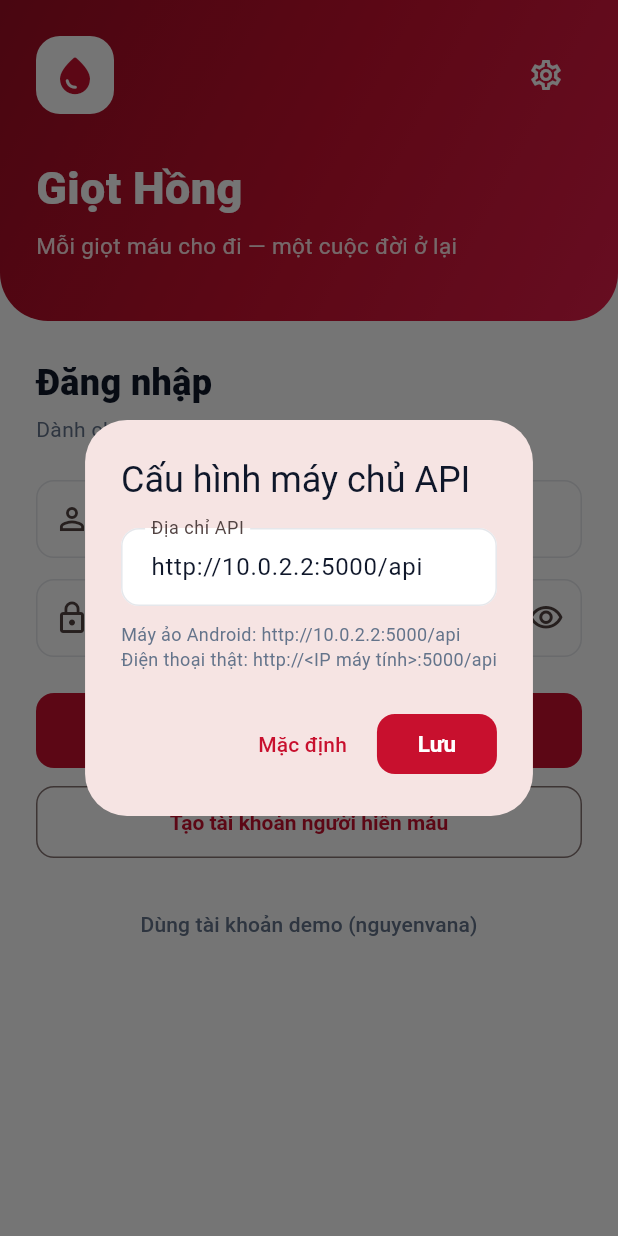
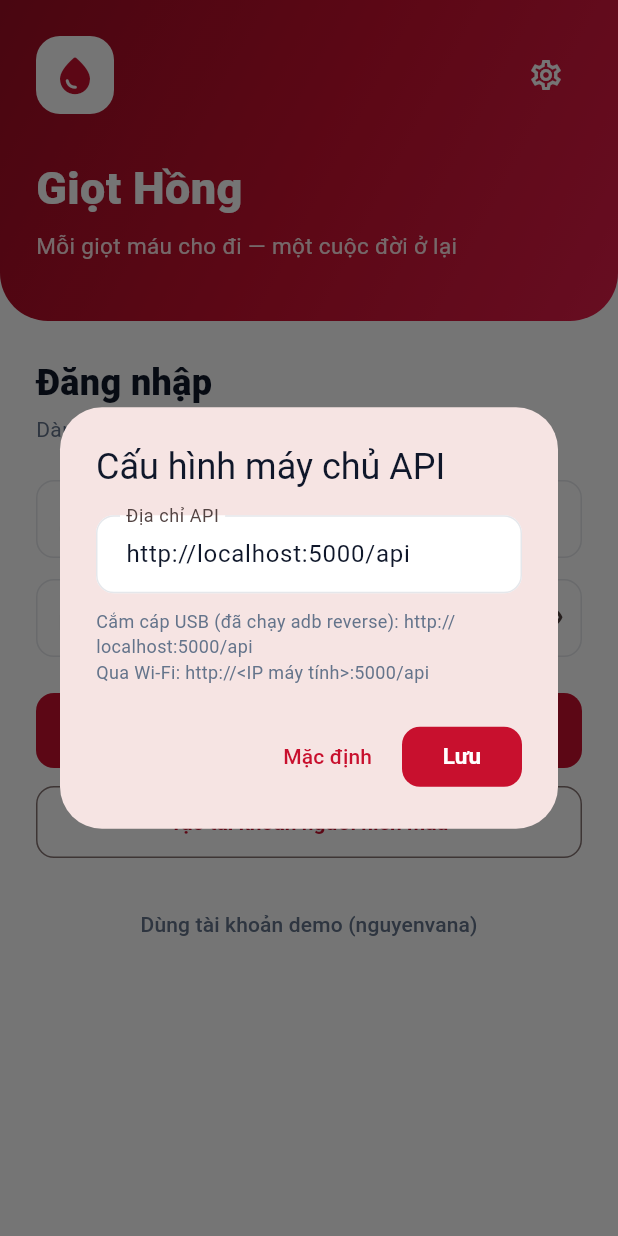
Before and after one commit to manhtuan09072020-afk/Blood-donation-web, a Flutter app: the screen it shows after launch, after a tap on the "settings" icon, on a phone screen of 412 x 824 dp. Run offline on Flutter 3.47's test engine with Material 3 defaults, Android fonts, the phone set to English and light mode, and no system bars; our stand-ins replace flutter_local_notifications, shared_preferences; accounts and stored records are empty.

Commit message:
Hỗ trợ chạy app trên điện thoại Android thật qua cáp USB
- API mặc định http://localhost:5000/api, dùng adb reverse để trỏ về máy tính
- Thêm scripts/run-mobile-android.ps1: kiểm tra thiết bị, adb reverse,
  xử lý chứng chỉ Avast cho Gradle, flutter run
- Cập nhật hướng dẫn trong README

Co-Authored-By: Claude Opus 5.5 <noreply@anthropic.com>

```diff
--- a/mobile/lib/config.dart
+++ b/mobile/lib/config.dart
@@ -1,20 +1,16 @@
-import 'package:flutter/foundation.dart';
 import 'package:shared_preferences/shared_preferences.dart';
 
 /// Cấu hình địa chỉ máy chủ API.
-/// - Web / Windows: http://localhost:5000/api
-/// - Máy ảo Android: http://10.0.2.2:5000/api (10.0.2.2 trỏ về localhost của máy tính)
-/// - Điện thoại thật: nhập IP LAN của máy chạy API trong màn hình "Cấu hình máy chủ"
-///   (chạy API bằng: dotnet run --urls http://0.0.0.0:5000)
+/// Mặc định http://localhost:5000/api cho mọi nền tảng.
+/// - Android (điện thoại cắm USB hoặc máy ảo): chạy `adb reverse tcp:5000 tcp:5000`
+///   để cổng 5000 của điện thoại trỏ về máy tính đang chạy API.
+/// - Điện thoại dùng Wi-Fi không cắm cáp: nhập `http://IP-máy-tính:5000/api` trong màn hình
+///   "Cấu hình máy chủ" (chạy API bằng: dotnet run --urls http://0.0.0.0:5000).
 class AppConfig {
   static const _key = 'api_base_url';
   static String _baseUrl = defaultBaseUrl;
 
-  static String get defaultBaseUrl {
-    if (kIsWeb) return 'http://localhost:5000/api';
-    if (defaultTargetPlatform == TargetPlatform.android) return 'http://10.0.2.2:5000/api';
-    return 'http://localhost:5000/api';
-  }
+  static String get defaultBaseUrl => 'http://localhost:5000/api';
 
   static String get baseUrl => _baseUrl;
 
--- a/mobile/lib/screens/login_screen.dart
+++ b/mobile/lib/screens/login_screen.dart
@@ -40,7 +40,7 @@ class _LoginScreenState extends State<LoginScreen> {
         content: Column(mainAxisSize: MainAxisSize.min, crossAxisAlignment: CrossAxisAlignment.start, children: [
           TextField(controller: ctrl, decoration: const InputDecoration(labelText: 'Địa chỉ API')),
           const SizedBox(height: 10),
-          const Text('Máy ảo Android: http://10.0.2.2:5000/api\nĐiện thoại thật: http://<IP máy tính>:5000/api',
+          const Text('Cắm cáp USB (đã chạy adb reverse): http://localhost:5000/api\nQua Wi-Fi: http://<IP máy tính>:5000/api',
               style: TextStyle(fontSize: 12, color: AppColors.muted)),
         ]),
         actions: [
```
Also changed, not shown: 2 other files.
